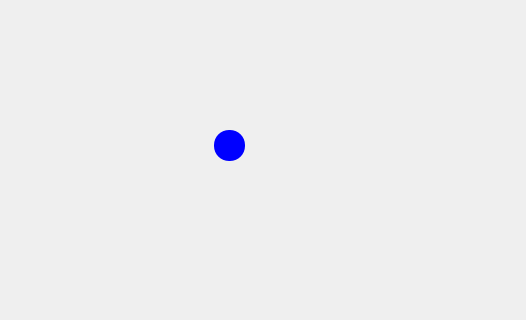
Above: solar_system/main_window.ui from Jesusya-26/modelSolarSystem before the change; both pictures show x 460 to 986 and y 240 to 560 of the 1103 by 895 pixel window. Below: the same form after it.
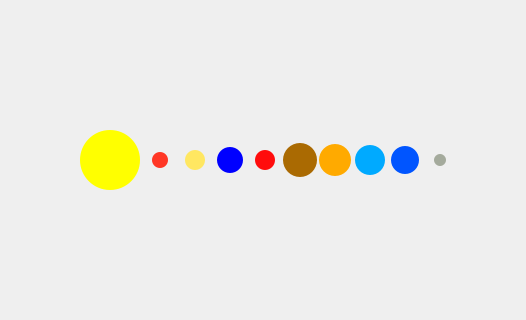
That is the form after the change.

The edit to the form file:
```diff
--- a/solar_system/main_window.ui
+++ b/solar_system/main_window.ui
@@ -11,7 +11,10 @@
    </rect>
   </property>
   <property name="windowTitle">
-   <string>MainWindow</string>
+   <string>Модель Солнечной Системы</string>
+  </property>
+  <property name="styleSheet">
+   <string notr="true"/>
   </property>
   <widget class="QWidget" name="centralwidget">
    <widget class="QWidget" name="horizontalLayoutWidget">
@@ -66,14 +69,14 @@
    <widget class="QPushButton" name="earth">
     <property name="geometry">
      <rect>
-      <x>674</x>
-      <y>370</y>
-      <width>31</width>
-      <height>31</height>
+      <x>677</x>
+      <y>387</y>
+      <width>26</width>
+      <height>26</height>
      </rect>
     </property>
     <property name="styleSheet">
-     <string notr="true">border-radius: 15px; 
+     <string notr="true">border-radius: 13px; 
 background-color: rgb(0, 0, 255);</string>
     </property>
     <property name="text">
@@ -86,16 +89,196 @@
      </size>
     </property>
    </widget>
-  </widget>
-  <widget class="QMenuBar" name="menubar">
-   <property name="geometry">
-    <rect>
-     <x>0</x>
-     <y>0</y>
-     <width>1103</width>
-     <height>21</height>
-    </rect>
-   </property>
+   <widget class="QPushButton" name="mercury">
+    <property name="geometry">
+     <rect>
+      <x>612</x>
+      <y>392</y>
+      <width>16</width>
+      <height>16</height>
+     </rect>
+    </property>
+    <property name="styleSheet">
+     <string notr="true">border-radius: 8px; 
+background-color: rgb(255, 55, 37);
+</string>
+    </property>
+    <property name="text">
+     <string/>
+    </property>
+   </widget>
+   <widget class="QPushButton" name="venerus">
+    <property name="geometry">
+     <rect>
+      <x>645</x>
+      <y>390</y>
+      <width>20</width>
+      <height>20</height>
+     </rect>
+    </property>
+    <property name="styleSheet">
+     <string notr="true">border-radius: 10px; 
+background-color: rgb(255, 231, 97);</string>
+    </property>
+    <property name="text">
+     <string/>
+    </property>
+   </widget>
+   <widget class="QPushButton" name="mars">
+    <property name="geometry">
+     <rect>
+      <x>715</x>
+      <y>390</y>
+      <width>20</width>
+      <height>20</height>
+     </rect>
+    </property>
+    <property name="styleSheet">
+     <string notr="true">border-radius: 10px; 
+background-color: rgb(255, 12, 12);</string>
+    </property>
+    <property name="text">
+     <string/>
+    </property>
+    <property name="iconSize">
+     <size>
+      <width>16</width>
+      <height>16</height>
+     </size>
+    </property>
+   </widget>
+   <widget class="QPushButton" name="jupiter">
+    <property name="geometry">
+     <rect>
+      <x>743</x>
+      <y>383</y>
+      <width>34</width>
+      <height>34</height>
+     </rect>
+    </property>
+    <property name="styleSheet">
+     <string notr="true">border-radius: 17px; 
+background-color: rgb(170, 106, 2);</string>
+    </property>
+    <property name="text">
+     <string/>
+    </property>
+    <property name="iconSize">
+     <size>
+      <width>16</width>
+      <height>16</height>
+     </size>
+    </property>
+   </widget>
+   <widget class="QPushButton" name="saturn">
+    <property name="geometry">
+     <rect>
+      <x>779</x>
+      <y>384</y>
+      <width>32</width>
+      <height>32</height>
+     </rect>
+    </property>
+    <property name="styleSheet">
+     <string notr="true">border-radius: 16px; 
+background-color: rgb(255, 170, 0);</string>
+    </property>
+    <property name="text">
+     <string/>
+    </property>
+    <property name="iconSize">
+     <size>
+      <width>16</width>
+      <height>16</height>
+     </size>
+    </property>
+   </widget>
+   <widget class="QPushButton" name="uran">
+    <property name="geometry">
+     <rect>
+      <x>815</x>
+      <y>385</y>
+      <width>30</width>
+      <height>30</height>
+     </rect>
+    </property>
+    <property name="styleSheet">
+     <string notr="true">border-radius: 15px; 
+background-color: rgb(0, 170, 255);</string>
+    </property>
+    <property name="text">
+     <string/>
+    </property>
+    <property name="iconSize">
+     <size>
+      <width>16</width>
+      <height>16</height>
+     </size>
+    </property>
+   </widget>
+   <widget class="QPushButton" name="neptun">
+    <property name="geometry">
+     <rect>
+      <x>851</x>
+      <y>386</y>
+      <width>28</width>
+      <height>28</height>
+     </rect>
+    </property>
+    <property name="styleSheet">
+     <string notr="true">border-radius: 14px; 
+background-color: rgb(0, 85, 255);</string>
+    </property>
+    <property name="text">
+     <string/>
+    </property>
+    <property name="iconSize">
+     <size>
+      <width>16</width>
+      <height>16</height>
+     </size>
+    </property>
+   </widget>
+   <widget class="QPushButton" name="pluton">
+    <property name="geometry">
+     <rect>
+      <x>894</x>
+      <y>394</y>
+      <width>12</width>
+      <height>12</height>
+     </rect>
+    </property>
+    <property name="styleSheet">
+     <string notr="true">border-radius: 6px; 
+background-color: rgb(164, 170, 156);</string>
+    </property>
+    <property name="text">
+     <string/>
+    </property>
+   </widget>
+   <widget class="QPushButton" name="sun">
+    <property name="geometry">
+     <rect>
+      <x>540</x>
+      <y>370</y>
+      <width>60</width>
+      <height>60</height>
+     </rect>
+    </property>
+    <property name="styleSheet">
+     <string notr="true">border-radius: 30px; 
+background-color: rgb(255, 255, 0);</string>
+    </property>
+    <property name="text">
+     <string/>
+    </property>
+    <property name="iconSize">
+     <size>
+      <width>16</width>
+      <height>16</height>
+     </size>
+    </property>
+   </widget>
   </widget>
   <widget class="QStatusBar" name="statusbar"/>
  </widget>
```
Left out of the diff: 8 changed lines with no effect on the pictures.
